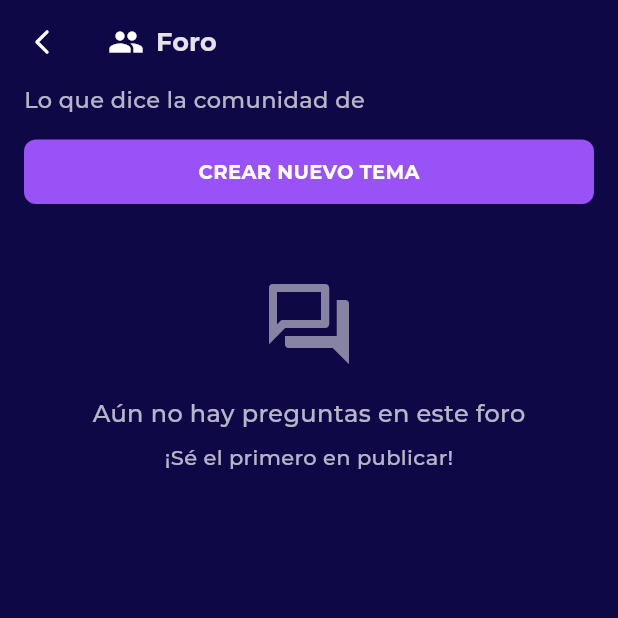
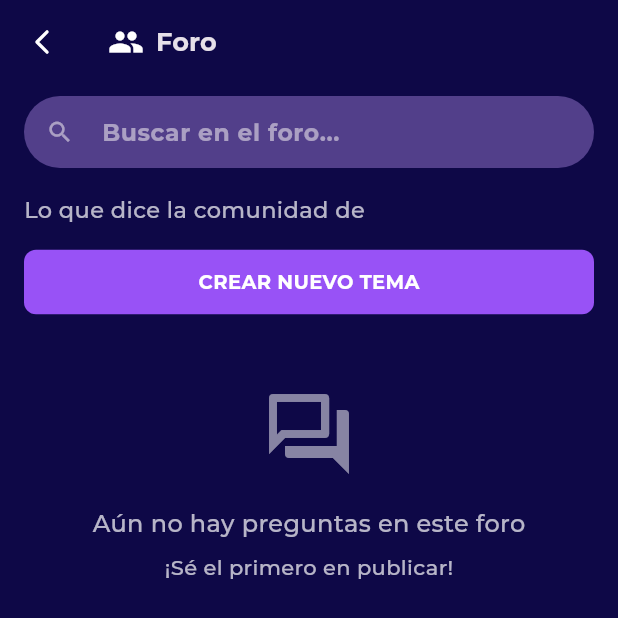
Before and after one commit to silverblade34/comunidadesucv, a Flutter app: the CommunityForumPage screen opened directly with empty values, on a phone screen of 412 x 824 dp. Shown: the top 618 px of the screen. Run offline on Flutter 3.47's test engine with Material 3 defaults, Android fonts, the phone set to English and light mode, and no system bars; our stand-ins replace cached_network_image, confetti, dio, flutter_dotenv, flutter_markdown, get and 6 more; accounts and stored records are empty; network calls fail; project files that could hold a hidden picture were left out.

Commit message:
feat: buscador foros y post

```diff
--- a/lib/features/community_detail/controllers/community_detail_controller.dart
+++ b/lib/features/community_detail/controllers/community_detail_controller.dart
@@ -92,7 +92,7 @@ class CommunityDetailController extends GetxController {
   Future<void> loadLastPostContainer() async {
     try {
       final response = await communityDetailRepository.postContainerSpace(
-          space.contentContainerId, 20, 1);
+          space.contentContainerId, 20, 1, "");
 
       final filteredPostsArchived = response.results
           .where((item) => item.content.metadata.archived == false)
--- a/lib/features/community_detail/data/provider/community_detail_provider.dart
+++ b/lib/features/community_detail/data/provider/community_detail_provider.dart
@@ -83,13 +83,14 @@ class CommunityDetailProvider {
     }
   }
 
-  Future<Response> postContainerSpace(int containerId, int limit, int page) async {
+  Future<Response> postContainerSpace(
+      int containerId, int limit, int page, String search) async {
     try {
       Dio dioClient = Dio();
       dioClient.options.headers["Authorization"] = "Impersonate $token";
 
       final response = await dioClient.get(
-        '$baseUrl/post/container/$containerId?page=$page&limit=$limit',
+        '$baseUrl/post/container/$containerId?page=$page&limit=$limit&search=$search',
       );
 
       return response;
--- a/lib/features/community_detail/data/repository/community_detail_repository.dart
+++ b/lib/features/community_detail/data/repository/community_detail_repository.dart
@@ -46,9 +46,9 @@ class CommunityDetailRepository {
   }
 
   Future<ContentSpaceDto> postContainerSpace(
-      int containerId, int limit, int page) async {
+      int containerId, int limit, int page, String search) async {
     final response = await communityDetailProvider.postContainerSpace(
-        containerId, limit, page);
+        containerId, limit, page, search);
 
     if (response.data == null) {
       throw Exception("No se recibieron datos en la respuesta");
--- a/lib/features/community_forum/presentation/pages/community_forum_page.dart
+++ b/lib/features/community_forum/presentation/pages/community_forum_page.dart
@@ -1,6 +1,8 @@
 import 'package:comunidadesucv/config/constants/colors.dart';
 import 'package:comunidadesucv/config/routes/pages.dart';
+import 'package:comunidadesucv/features/community_feed/presentation/widgets/animated_search.dart';
 import 'package:comunidadesucv/features/community_forum/controllers/community_forum_controller.dart';
+import 'package:comunidadesucv/features/community_forum/presentation/widgets/animated_search_forum.dart';
 import 'package:comunidadesucv/features/community_forum/presentation/widgets/question_card.dart';
 import 'package:comunidadesucv/features/community_forum/presentation/widgets/question_card_shimmer.dart';
 import 'package:flutter/material.dart';
@@ -20,29 +22,6 @@ class CommunityForumPage extends GetView<CommunityForumController> {
       fontSize: 15,
       color: textSecondary,
     );
-
-    // Create a scroll controller to detect scroll positions
-    final ScrollController scrollController = ScrollController();
-
-    // Add scroll listener when the widget is built
-    WidgetsBinding.instance.addPostFrameCallback((_) {
-      scrollController.addListener(() {
-        // Load more questions when reaching the bottom
-        if (scrollController.position.pixels >=
-            scrollController.position.maxScrollExtent - 200 &&
-            !controller.isLoading.value &&
-            controller.hasMoreQuestions.value) {
-          controller.loadMoreQuestions();
-        }
-
-        // Load previous questions when scrolling to the top
-        if (scrollController.position.pixels <= 100 &&
-            !controller.isLoading.value &&
-            controller.currentPage > 1) {
-          controller.loadPreviousQuestions();
-        }
-      });
-    });
 
     return Scaffold(
       appBar: AppBar(
@@ -74,25 +53,61 @@ class CommunityForumPage extends GetView<CommunityForumController> {
         ),
       ),
       backgroundColor: Theme.of(context).scaffoldBackgroundColor,
-      body: RefreshIndicator(
-        onRefresh: controller.loadInitialQuestions,
+      body: Column(
+        children: [
+          // Widget de búsqueda
+          Padding(
+            padding: const EdgeInsets.symmetric(horizontal: 16, vertical: 8),
+            child: Obx(() => AnimatedSearch(
+                  onSearch: controller.updateSearchQuery,
+                  isSearchActive: controller.isSearchActive.value,
+                  onSearchTap: controller.toggleSearch,
+                  hintText: "Buscar en el foro...",
+                )),
+          ),
+
+          Expanded(
+            child: RefreshIndicator(
+              onRefresh: controller.refreshQuestions,
               child: Obx(() {
-          return ListView(
-            controller: scrollController, // Add the scroll controller here
-            shrinkWrap: true,
+                return CustomScrollView(
+                  controller: controller.scrollController,
                   physics: const AlwaysScrollableScrollPhysics(),
-            scrollDirection: Axis.vertical,
-            children: [
-              Padding(
-                padding: const EdgeInsets.only(left: 16.0, right: 16),
+                  slivers: [
+                    // Indicador de carga para cargar preguntas anteriores
+                    SliverToBoxAdapter(
+                      child: Obx(() => controller.isLoadingPrevious.value
+                          ? Padding(
+                              padding: const EdgeInsets.all(10.0),
+                              child: Center(
+                                child: SizedBox(
+                                  width: 20,
+                                  height: 20,
+                                  child: CircularProgressIndicator(
+                                    strokeWidth: 2,
+                                    valueColor: AlwaysStoppedAnimation<Color>(petPrimary),
+                                  ),
+                                ),
+                              ),
+                            )
+                          : SizedBox.shrink()),
+                    ),
+
+                    // Título del foro
+                    SliverToBoxAdapter(
+                      child: Padding(
+                        padding: const EdgeInsets.only(left: 16.0, right: 16, top: 8),
                         child: Text(
                           "Lo que dice la comunidad de ${controller.space.name}",
                           style: textStyle17Bold,
                         ),
                       ),
-              SizedBox(height: 16),
-              Padding(
-                padding: const EdgeInsets.only(left: 16.0, right: 16),
+                    ),
+
+                    // Botón para crear nuevo tema
+                    SliverToBoxAdapter(
+                      child: Padding(
+                        padding: const EdgeInsets.only(left: 16.0, right: 16, top: 16),
                         child: InkWell(
                           onTap: () async {
                             final response = await Get.toNamed('/create_forum',
@@ -120,12 +135,76 @@ class CommunityForumPage extends GetView<CommunityForumController> {
                           ),
                         ),
                       ),
+                    ),
+
+                    // Estado de carga inicial
+                    SliverToBoxAdapter(
+                      child: Container(
+                        height: 16,
+                      ),
+                    ),
+
+                    // Contenido principal
+                    SliverToBoxAdapter(
+                      child: _buildMainContent(controller, textSecondary),
+                    ),
+
+                    // Indicador de carga para más preguntas
+                    SliverToBoxAdapter(
+                      child: Obx(() => controller.hasMoreQuestions.value && controller.isLoadingMore.value
+                          ? Padding(
+                              padding: const EdgeInsets.all(16.0),
+                              child: Center(
+                                child: CircularProgressIndicator(
+                                  valueColor: AlwaysStoppedAnimation<Color>(petPrimary),
+                                ),
+                              ),
+                            )
+                          : SizedBox.shrink()),
+                    ),
+                  ],
+                );
+              }),
+            ),
+          ),
+        ],
+      ),
+    );
+  }
+
+  Widget _buildMainContent(CommunityForumController controller, Color textSecondary) {
+    if (controller.isLoading.value && controller.dataQuestion.isEmpty) {
+      return _buildLoadingShimmers();
+    }
+
+    if (!controller.isLoading.value && controller.dataQuestion.isEmpty) {
+      // Mostrar mensaje diferente si está buscando
+      if (controller.isSearchActive.value && controller.searchQuery.value.isNotEmpty) {
+        return Center(
+          child: Column(
+            children: [
+              SizedBox(height: 32),
+              Icon(
+                Icons.search_off,
+                size: 64,
+                color: textSecondary.withOpacity(0.5),
+              ),
               SizedBox(height: 16),
-              if (controller.isLoading.value && controller.dataQuestion.isEmpty)
-                _buildLoadingShimmers(),
-              if (!controller.isLoading.value &&
-                  controller.dataQuestion.isEmpty)
-                Center(
+              Text(
+                'No se encontraron resultados para "${controller.searchQuery.value}"',
+                style: TextStyle(
+                  color: textSecondary,
+                  fontSize: 16,
+                ),
+                textAlign: TextAlign.center,
+              ),
+            ],
+          ),
+        );
+      }
+
+      // Mensaje cuando no hay preguntas
+      return Center(
         child: Column(
           children: [
             SizedBox(height: 32),
@@ -152,9 +231,12 @@ class CommunityForumPage extends GetView<CommunityForumController> {
             ),
           ],
         ),
-                ),
-              if (controller.dataQuestion.isNotEmpty)
-                ListView.separated(
+      );
+    }
+
+    // Lista de preguntas
+    if (controller.dataQuestion.isNotEmpty) {
+      return ListView.separated(
         separatorBuilder: (context, index) {
           return const SizedBox(height: 0);
         },
@@ -191,34 +273,10 @@ class CommunityForumPage extends GetView<CommunityForumController> {
                 }),
           );
         },
-                ),
-              // Loading indicator at the bottom for pagination
-              if (controller.hasMoreQuestions.value)
-                Padding(
-                  padding: const EdgeInsets.symmetric(vertical: 16.0),
-                  child: Center(
-                    child: controller.isLoadingMore.value
-                        ? CircularProgressIndicator(
-                            valueColor: AlwaysStoppedAnimation<Color>(petPrimary),
-                          )
-                        : SizedBox.shrink(),
-                  ),
-                ),
-              // Loading indicator at the top for loading previous pages
-              if (controller.isLoadingPrevious.value && controller.currentPage > 1)
-                Padding(
-                  padding: const EdgeInsets.symmetric(vertical: 16.0),
-                  child: Center(
-                    child: CircularProgressIndicator(
-                      valueColor: AlwaysStoppedAnimation<Color>(petPrimary),
-                    ),
-                  ),
-                ),
-            ],
       );
-        }),
-      ),
-    );
+    }
+
+    return SizedBox.shrink();
   }
 
   Widget _buildLoadingShimmers() {
--- a/lib/features/perfil/controllers/perfil_controller.dart
+++ b/lib/features/perfil/controllers/perfil_controller.dart
@@ -14,6 +14,7 @@ class PerfilController extends GetxController {
 
   final RxList<UserInfo> dataUserFriendship = <UserInfo>[].obs;
   final RxBool isLoading = true.obs;
+  final RxString ciclo = ''.obs;
 
   @override
   void onInit() {
@@ -25,7 +26,7 @@ class PerfilController extends GetxController {
     isLoading.value = true;
     var userData = box.read("user");
     if (userData != null) {
-      user.value = userData;
+      ciclo.value = box.read("ciclo");
 
       final results = await Future.wait([
         splashRepository.getUser(user.value.account!.username),
--- a/lib/features/profile_configuration/controllers/profile_configuration_controller.dart
+++ b/lib/features/profile_configuration/controllers/profile_configuration_controller.dart
@@ -13,6 +13,7 @@ class ProfileConfigurationController extends GetxController {
   TextEditingController preferenceName = TextEditingController(text: "");
 
   final RxString selectedTag = ''.obs;
+  final RxString ciclo = ''.obs;
 
   final Rx<UserDetail> user = UserDetail.empty().obs;
 
@@ -57,6 +58,7 @@ class ProfileConfigurationController extends GetxController {
     var userData = box.read("user");
     if (userData != null) {
       user.value = userData;
+      ciclo.value = box.read("ciclo");
       preferenceName.text = user.value.profile!.preferredName != null ? "${user.value.profile!.preferredName}": "";
       _updateSelectedTags(user.value.account?.tags ?? []);
     } else {
--- a/lib/features/profile_configuration/presentation/pages/profile_configuration_page.dart
+++ b/lib/features/profile_configuration/presentation/pages/profile_configuration_page.dart
@@ -41,7 +41,7 @@ class ProfileConfigurationPage extends GetView<ProfileConfigurationController> {
                       // Details
                       ProfileDetailsSection(
                         career: controller.user.value.profile?.carrera ?? '',
-                        cycle: '8',
+                        cycle: controller.ciclo.value,
                         preferenceNameController: controller.preferenceName,
                       ),
 
--- a/lib/features/splash/controllers/splash_controller.dart
+++ b/lib/features/splash/controllers/splash_controller.dart
@@ -43,6 +43,9 @@ class SplashController extends GetxController
     name.value = "DANIELA PIERINA";
     lastName.value = "OLIVA CHANTA";
 
+    // Setear informacion del ciclo
+    box.write("ciclo", "9");
+
     // Cargar datos de usuario
     await _loadUser();
   }
--- a/lib/main.dart
+++ b/lib/main.dart
@@ -9,8 +9,10 @@ import 'package:flutter/services.dart';
 import 'package:get/get.dart';
 import 'package:get_storage/get_storage.dart';
 import 'package:wakelock_plus/wakelock_plus.dart';
+import 'dart:developer' as developer;
 
 void main() async {
+  developer.log('', name: 'I/MESA');
   await GetStorage.init();
   await dotenv.load(fileName: ".env");
   WidgetsFlutterBinding.ensureInitialized();
```
Also changed, not shown: lib/features/community_feed/controllers/community_feed_controller.dart (+40 -21 lines), lib/features/community_feed/presentation/pages/community_feed_page.dart (+5 -5 lines), lib/features/community_feed/presentation/widgets/animated_search.dart (+12 -44 lines), lib/features/community_forum/controllers/community_forum_controller.dart (+121 -8 lines), lib/features/community_forum/controllers/createnew_post_controller.dart (+1 -9 lines), lib/features/community_forum/controllers/question_detail_controller.dart (+37 -16 lines), lib/features/community_forum/data/provider/community_forum_provider.dart (+50 -4 lines), lib/features/community_forum/data/repository/community_forum_repository.dart (+22 -2 lines), lib/features/community_forum/presentation/pages/question_detail_page.dart (+4 -5 lines), lib/features/community_forum/presentation/widgets/animated_search_forum.dart (added, +77 -0 lines), lib/features/community_forum/presentation/widgets/question_card.dart (+7 -4 lines). Lines whose indentation alone changed are shown as unchanged.
